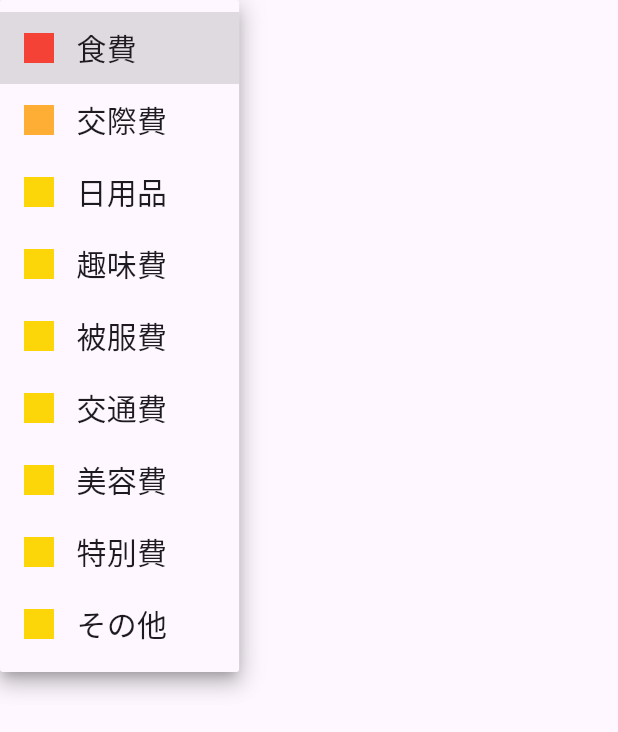
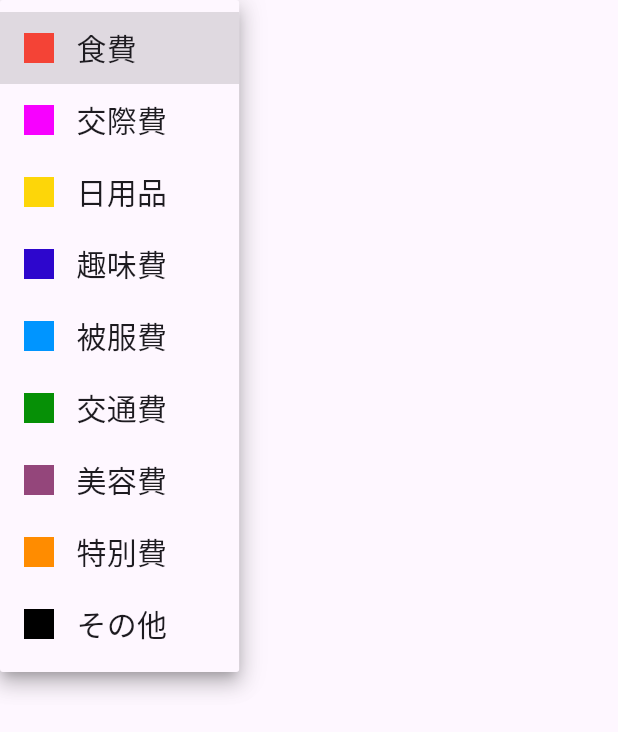
Before and after one commit to Ittalian/flutter_share_kakeibo, a Flutter app: the DropdownButtonMenu widget shown alone on an empty page, opened directly with empty values, after a tap on "食費", on a phone screen of 412 x 824 dp. Shown: the top 732 px of the screen. Run offline on Flutter 3.47's test engine with Material 3 defaults, Android fonts, the light colour scheme and no system bars; our stand-ins replace cloud_firestore, firebase_core, fl_chart, flutter_hooks, table_calendar; accounts and stored records are empty.

Commit message:
ファイル切り分け

```diff
--- a/lib/calendar/confirmation/budget_confirmation.dart
+++ b/lib/calendar/confirmation/budget_confirmation.dart
@@ -1,5 +1,4 @@
 import 'package:flutter/material.dart';
-import 'package:flutter/widgets.dart';
 import '../../fl_chart/pie_chart_draw.dart';
 import '../../fl_chart/bar_chart_draw.dart';
 import 'package:share_kakeibo/main.dart';
--- a/lib/calendar/confirmation/dropdown_menu/dropdown_button_menu.dart
+++ /dev/null
@@ -1,185 +0,0 @@
-import 'package:flutter/material.dart';
-
-class DropdownButtonMenu extends StatefulWidget {
-  final String currentCategory;
-  final Function(String value) notifyParent;
-  const DropdownButtonMenu(
-      {super.key, required this.currentCategory, required this.notifyParent});
-
-  @override
-  State<DropdownButtonMenu> createState() => _DropdownButtonMenuState();
-}
-
-class _DropdownButtonMenuState extends State<DropdownButtonMenu> {
-  String? isSelectedValue = '食費';
-
-  @override
-  Widget build(BuildContext context) {
-    return DropdownButton(
-      items: [
-        DropdownMenuItem(
-          value: '食費',
-          child: Row(children: [
-            Container(
-              width: 20,
-              height: 20,
-              color: Colors.red,
-            ),
-            const Padding(padding: EdgeInsets.only(left: 15)),
-            const Text(
-              '食費',
-              style: TextStyle(
-                fontSize: 20,
-              ),
-            ),
-          ]),
-        ),
-        DropdownMenuItem(
-          value: '交際費',
-          child: Row(
-            children: [
-              Container(
-                width: 20,
-                height: 20,
-                color: const Color(0xFFFFAE35),
-              ),
-              const Padding(padding: EdgeInsets.only(left: 15)),
-              const Text(
-                '交際費',
-                style: TextStyle(
-                  fontSize: 20,
-                ),
-              ),
-            ],
-          ),
-        ),
-        DropdownMenuItem(
-          value: '日用品',
-          child: Row(children: [
-            Container(
-              width: 20,
-              height: 20,
-              color: const Color(0xFFFDD609),
-            ),
-            const Padding(padding: EdgeInsets.only(left: 15)),
-            const Text(
-              '日用品',
-              style: TextStyle(
-                fontSize: 20,
-              ),
-            ),
-          ]),
-        ),
-        DropdownMenuItem(
-          value: '趣味費',
-          child: Row(children: [
-            Container(
-              width: 20,
-              height: 20,
-              color: const Color(0xFFFDD609),
-            ),
-            const Padding(padding: EdgeInsets.only(left: 15)),
-            const Text(
-              '趣味費',
-              style: TextStyle(
-                fontSize: 20,
-              ),
-            ),
-          ]),
-        ),
-        DropdownMenuItem(
-          value: '被服費',
-          child: Row(children: [
-            Container(
-              width: 20,
-              height: 20,
-              color: const Color(0xFFFDD609),
-            ),
-            const Padding(padding: EdgeInsets.only(left: 15)),
-            const Text(
-              '被服費',
-              style: TextStyle(
-                fontSize: 20,
-              ),
-            ),
-          ]),
-        ),
-        DropdownMenuItem(
-          value: '交通費',
-          child: Row(children: [
-            Container(
-              width: 20,
-              height: 20,
-              color: const Color(0xFFFDD609),
-            ),
-            const Padding(padding: EdgeInsets.only(left: 15)),
-            const Text(
-              '交通費',
-              style: TextStyle(
-                fontSize: 20,
-              ),
-            ),
-          ]),
-        ),
-        DropdownMenuItem(
-          value: '美容費',
-          child: Row(children: [
-            Container(
-              width: 20,
-              height: 20,
-              color: const Color(0xFFFDD609),
-            ),
-            const Padding(padding: EdgeInsets.only(left: 15)),
-            const Text(
-              '美容費',
-              style: TextStyle(
-                fontSize: 20,
-              ),
-            ),
-          ]),
-        ),
-        DropdownMenuItem(
-          value: '特別費',
-          child: Row(children: [
-            Container(
-              width: 20,
-              height: 20,
-              color: const Color(0xFFFDD609),
-            ),
-            const Padding(padding: EdgeInsets.only(left: 15)),
-            const Text(
-              '特別費',
-              style: TextStyle(
-                fontSize: 20,
-              ),
-            ),
-          ]),
-        ),
-        DropdownMenuItem(
-          value: 'その他',
-          child: Row(children: [
-            Container(
-              width: 20,
-              height: 20,
-              color: const Color(0xFFFDD609),
-            ),
-            const Padding(padding: EdgeInsets.only(left: 15)),
-            const Text(
-              'その他',
-              style: TextStyle(
-                fontSize: 20,
-              ),
-            ),
-          ]),
-        ),
-      ],
-      value: isSelectedValue,
-      onChanged: (String? value) {
-        setState(() {
-          isSelectedValue = value!;
-        });
-        widget.notifyParent(value!);
-      },
-    );
-  }
-}
--- /dev/null
+++ b/lib/registration/dropdown_menu/dropdown_button_menu.dart
@@ -0,0 +1,67 @@
+import 'package:flutter/material.dart';
+import 'dropdown_menu_item/dropdown_item.dart';
+
+class DropdownButtonMenu extends StatefulWidget {
+  final String currentCategory;
+  final Function(String value) notifyParent;
+  const DropdownButtonMenu(
+      {super.key, required this.currentCategory, required this.notifyParent});
+
+  @override
+  State<DropdownButtonMenu> createState() => _DropdownButtonMenuState();
+}
+
+class _DropdownButtonMenuState extends State<DropdownButtonMenu> {
+  String? isSelectedValue = '食費';
+
+  @override
+  Widget build(BuildContext context) {
+    return DropdownButton(
+      items: const [
+        DropdownMenuItem(
+          value: '食費',
+          child: DropdownItem(category: '食費', color: Colors.red)
+        ),
+        DropdownMenuItem(
+          value: '交際費',
+          child: DropdownItem(category: '交際費', color: Color.fromARGB(255, 247, 1, 255))
+        ),
+        DropdownMenuItem(
+          value: '日用品',
+          child: DropdownItem(category: '日用品', color: Color(0xFFFDD609))
+        ),
+        DropdownMenuItem(
+          value: '趣味費',
+          child: DropdownItem(category: '趣味費', color: Color.fromARGB(255, 45, 6, 205))
+        ),
+        DropdownMenuItem(
+          value: '被服費',
+          child: DropdownItem(category: '被服費', color: Color.fromARGB(255, 0, 149, 255))
+        ),
+        DropdownMenuItem(
+          value: '交通費',
+          child: DropdownItem(category: '交通費', color: Color.fromARGB(255, 6, 144, 6))
+        ),
+        DropdownMenuItem(
+          value: '美容費',
+          child: DropdownItem(category: '美容費', color: Color.fromARGB(255, 148, 70, 123))
+        ),
+        DropdownMenuItem(
+          value: '特別費',
+          child: DropdownItem(category: '特別費', color: Color.fromARGB(255, 255, 140, 0))
+        ),
+        DropdownMenuItem(
+          value: 'その他',
+          child: DropdownItem(category: 'その他', color: Color.fromARGB(255, 0, 0, 0))
+        ),
+      ],
+      value: isSelectedValue,
+      onChanged: (String? value) {
+        setState(() {
+          isSelectedValue = value!;
+        });
+        widget.notifyParent(value!);
+      },
+    );
+  }
+}
--- /dev/null
+++ b/lib/registration/dropdown_menu/dropdown_menu_item/dropdown_item.dart
@@ -0,0 +1,26 @@
+import 'package:flutter/material.dart';
+
+class DropdownItem extends StatelessWidget {
+  final String category;
+  final Color color;
+
+  const DropdownItem({super.key, required this.category, required this.color});
+
+  @override
+  Widget build(BuildContext context) {
+    return Row(children: [
+      Container(
+        width: 20,
+        height: 20,
+        color: color,
+      ),
+      const Padding(padding: EdgeInsets.only(left: 15)),
+      Text(
+        category,
+        style: const TextStyle(
+          fontSize: 20,
+        ),
+      ),
+    ]);
+  }
+}
--- /dev/null
+++ b/lib/registration/dropdown_menu/dropdown_menu_item/user_dropdown_item.dart
@@ -0,0 +1,20 @@
+import 'package:flutter/material.dart';
+
+class UserDropdownItem extends StatelessWidget {
+  final String name;
+
+  const UserDropdownItem(
+      {super.key, required this.name});
+
+  @override
+  Widget build(BuildContext context) {
+    return Row(children: [
+      Text(
+        name,
+          style: const TextStyle(
+          fontSize: 20,
+        ),
+      ),
+    ]);
+  }
+}
--- a/lib/calendar/confirmation/dropdown_menu/user_dropdown_button_menu.dart
+++ b/lib/registration/dropdown_menu/user_dropdown_button_menu.dart
@@ -1,4 +1,5 @@
 import 'package:flutter/material.dart';
+import 'dropdown_menu_item/user_dropdown_item.dart';
 
 class UserDropdownButtonMenu extends StatefulWidget {
   final String currentUser;
@@ -19,27 +20,11 @@ class _UserDropdownButtonMenuState extends State<UserDropdownButtonMenu> {
       items: const [
         DropdownMenuItem(
           value: 'いちくん',
-          child: Row(children: [
-            Text(
-              'いちくん',
-              style: TextStyle(
-                fontSize: 20,
-              ),
-            ),
-          ]),
+          child: UserDropdownItem(name: 'いちくん')
         ),
         DropdownMenuItem(
           value: 'もえちゃん',
-          child: Row(
-            children: [
-              Text(
-                'もえちゃん',
-                style: TextStyle(
-                  fontSize: 20,
-                ),
-              ),
-            ],
-          ),
+          child: UserDropdownItem(name: 'もえちゃん')
         ),
       ],
       value: isSelectedValue,
--- a/lib/registration/registration.dart
+++ b/lib/registration/registration.dart
@@ -1,7 +1,7 @@
 import 'package:cloud_firestore/cloud_firestore.dart';
 import 'package:flutter/material.dart';
-import '../calendar/confirmation/dropdown_menu/dropdown_button_menu.dart';
-import '../calendar/confirmation/dropdown_menu/user_dropdown_button_menu.dart';
+import 'dropdown_menu/dropdown_button_menu.dart';
+import 'dropdown_menu/user_dropdown_button_menu.dart';
 
 class Registration extends StatefulWidget {
   const Registration({super.key});
```
